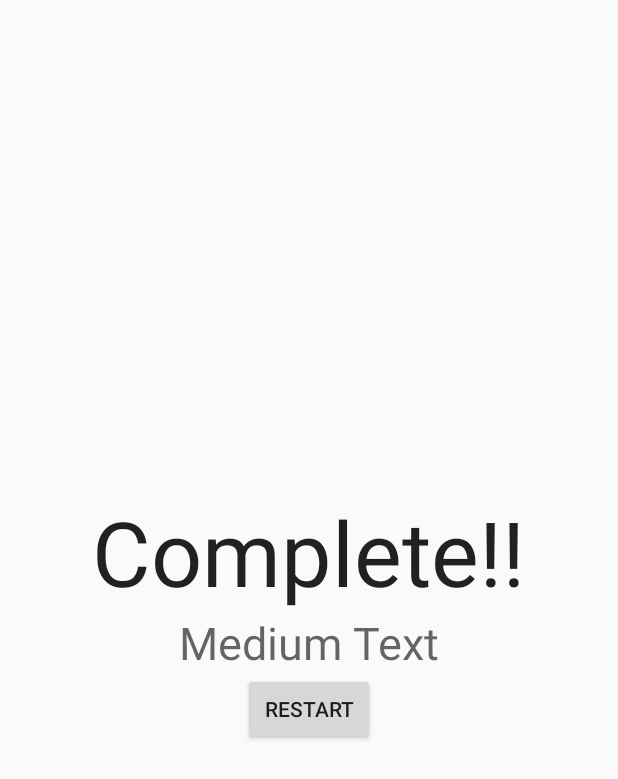
After one commit to SkyWasabi/Assignment1MemoryGame, an Android app: the layout completeactivity.xml on its own in the app's theme, with its tools: preview values and no code run, on a phone screen of 412 x 824 dp. The commit adds this screen. Shown: the top 779 px of the screen. Run offline under Robolectric (Android 15) with nearby library versions, the phone set to English and light mode, and no system bars.

Commit message:
Complete part 4

```diff
--- a/app/src/main/AndroidManifest.xml
+++ b/app/src/main/AndroidManifest.xml
@@ -15,6 +15,9 @@
                 <category android:name="android.intent.category.LAUNCHER" />
             </intent-filter>
         </activity>
+        <activity android:name=".CompleteActivity"
+            android:label="@string/app_name">
+        </activity>
     </application>
 
 </manifest>
--- /dev/null
+++ b/app/src/main/res/layout/completeactivity.xml
@@ -0,0 +1,41 @@
+<?xml version="1.0" encoding="utf-8"?>
+<LinearLayout xmlns:android="http://schemas.android.com/apk/res/android"
+    xmlns:tools="http://schemas.android.com/tools"
+    android:layout_width="fill_parent"
+    android:layout_height="fill_parent"
+    android:paddingBottom="@dimen/activity_vertical_margin"
+    android:paddingLeft="@dimen/activity_horizontal_margin"
+    android:paddingRight="@dimen/activity_horizontal_margin"
+    android:paddingTop="@dimen/activity_vertical_margin"
+    tools:context="com.example.dakeh.assignment1memorygame.CompleteActivity"
+    android:gravity="center_vertical"
+    android:weightSum="1"
+    android:orientation="vertical"
+    android:layout_weight="1">
+
+
+    <TextView
+        android:layout_width="wrap_content"
+        android:layout_height="wrap_content"
+        android:textAppearance="?android:attr/textAppearanceLarge"
+        android:text="Complete!!"
+        android:id="@+id/textView"
+        android:layout_gravity="center_horizontal"
+        android:textSize="60dp" />
+
+    <TextView
+        android:layout_width="wrap_content"
+        android:layout_height="wrap_content"
+        android:textAppearance="?android:attr/textAppearanceMedium"
+        android:text="Medium Text"
+        android:id="@+id/score"
+        android:layout_gravity="center_horizontal"
+        android:textSize="30dp" />
+
+    <Button
+        android:layout_width="wrap_content"
+        android:layout_height="wrap_content"
+        android:text="Restart"
+        android:id="@+id/button"
+        android:layout_gravity="center_horizontal" />
+</LinearLayout>
```
Also changed, not shown: app/src/main/java/com/example/dakeh/assignment1memorygame/CompleteActivity.java (added, +36 -0 lines), app/src/main/java/com/example/dakeh/assignment1memorygame/GameModel.java (+43 -4 lines), app/src/main/java/com/example/dakeh/assignment1memorygame/MainActivity.java (+82 -16 lines), app/src/main/java/com/example/dakeh/assignment1memorygame/TileData.java (deleted, +0 -43 lines), app/src/main/java/com/example/dakeh/assignment1memorygame/TileView.java (+19 -12 lines), app/src/main/java/com/example/dakeh/assignment1memorygame/gameinterface.java (+4 -4 lines), app/src/main/res/layout/activity_main.xml (+43 -16 lines).
